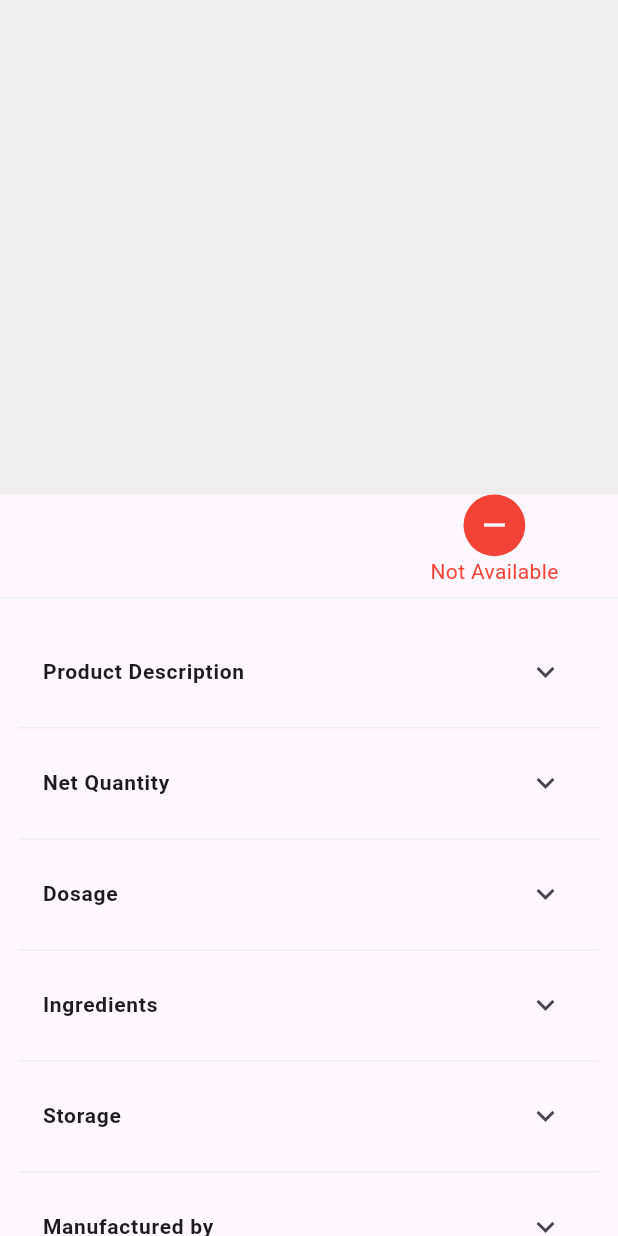
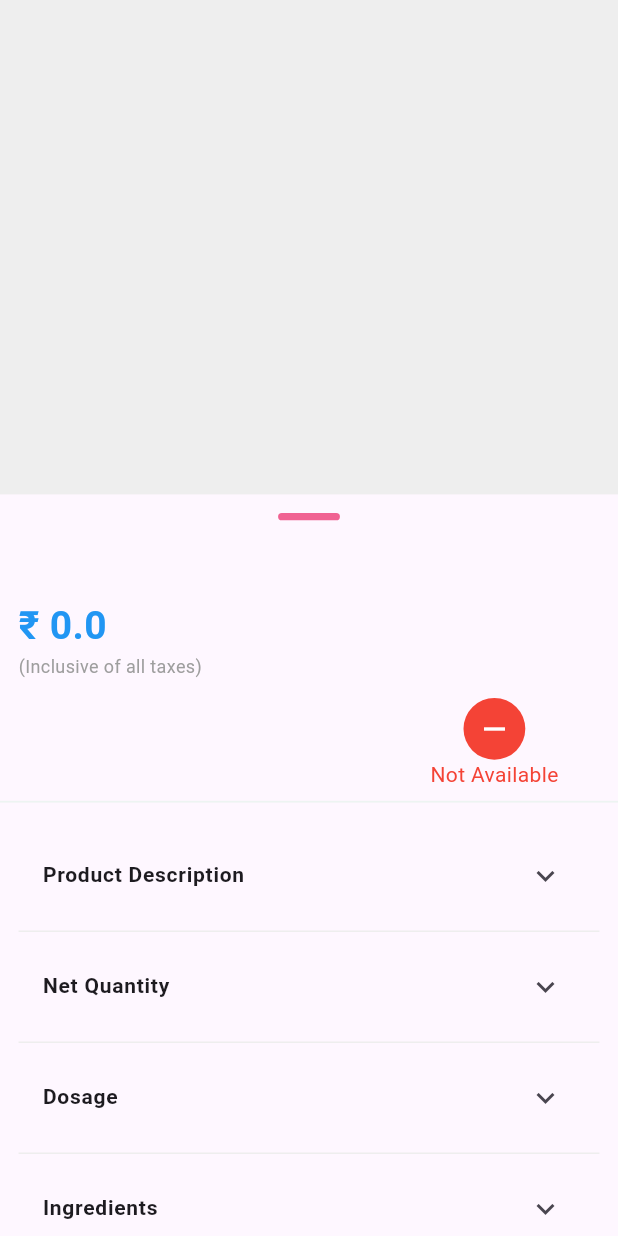
Before and after one commit to saneeswaran/mi_desi_admin, a Flutter app: the ViewProductDetails screen opened directly with empty values, on a phone screen of 412 x 824 dp. Run offline on Flutter 3.47's test engine with Material 3 defaults, Android fonts, the phone set to English and light mode, and no system bars; drawn by our look-alikes of carousel_slider; our stand-ins replace cached_network_image, chewie, cloud_firestore, dots_indicator, firebase_auth, firebase_core and 9 more; missing offline and left inert: video_thumbnail; accounts and stored records are empty.

Commit message:
ui changed

```diff
--- /dev/null
+++ b/lib/screens/admin/add products/componenets/product_details_with_cart.dart
@@ -0,0 +1,64 @@
+import 'package:desi_shopping_seller/constants/constants.dart';
+import 'package:desi_shopping_seller/model/product_model.dart';
+import 'package:flutter/material.dart';
+
+class ProductDetailsWithCart extends StatelessWidget {
+  final ProductModel product;
+  const ProductDetailsWithCart({super.key, required this.product});
+
+  @override
+  Widget build(BuildContext context) {
+    final Size size = MediaQuery.of(context).size;
+    return Container(
+      padding: EdgeInsets.all(size.width * 0.03),
+      child: Column(
+        crossAxisAlignment: CrossAxisAlignment.start,
+        children: [
+          Center(
+            child: Container(
+              height: size.height * 0.006,
+              width: size.width * 0.1,
+              decoration: BoxDecoration(
+                color: Colors.pink.shade300,
+                borderRadius: BorderRadius.circular(12),
+              ),
+            ),
+          ),
+          Text(
+            product.brand.title,
+            style: const TextStyle(
+              color: Colors.pink,
+              fontSize: 16,
+              fontWeight: FontWeight.bold,
+            ),
+          ),
+          Text(
+            product.title,
+            style: const TextStyle(
+              color: Colors.black,
+              fontSize: 20,
+              fontWeight: FontWeight.bold,
+            ),
+          ),
+          Row(
+            mainAxisAlignment: MainAxisAlignment.spaceBetween,
+            children: [
+              Text(
+                '$currency ${product.price}',
+                style: const TextStyle(
+                  color: Colors.blue,
+                  fontSize: 26,
+                  fontWeight: FontWeight.bold,
+                ),
+              ),
+            ],
+          ),
+          const Text(
+            "(Inclusive of all taxes)",
+            style: TextStyle(color: Colors.grey, fontSize: 12),
+          ),
+        ],
+      ),
+    );
+  }
+}
--- a/lib/screens/admin/add products/componenets/update_product.dart
+++ b/lib/screens/admin/add products/componenets/update_product.dart
@@ -375,10 +375,15 @@ class _UpdateProductScreenState extends State<UpdateProductScreen> {
                         keyboardType: TextInputType.number,
                       ),
                       const SizedBox(height: 20),
-                      CustomElevatedButton(
-                        onPressed: updateProduct,
-                        child: Text(
-                          isUpdatingProduct ? 'Updating...' : 'Update',
+                      SizedBox(
+                        height: size.height * 0.07,
+                        width: size.width * 1,
+                        child: CustomElevatedButton(
+                          onPressed: updateProduct,
+                          child: Text(
+                            isUpdatingProduct ? 'Updating...' : 'Update',
+                            style: const TextStyle(color: Colors.white),
+                          ),
                         ),
                       ),
                     ],
--- a/lib/screens/admin/add products/componenets/view_products.dart
+++ b/lib/screens/admin/add products/componenets/view_products.dart
@@ -3,9 +3,12 @@ import 'package:carousel_slider/carousel_slider.dart';
 import 'package:desi_shopping_seller/model/product_model.dart';
 import 'package:desi_shopping_seller/providers/product_provider.dart';
 import 'package:desi_shopping_seller/screens/admin/add%20products/componenets/photo_view/photo_view_page.dart';
+import 'package:desi_shopping_seller/screens/admin/add%20products/componenets/product_details_with_cart.dart';
+import 'package:desi_shopping_seller/screens/admin/add%20products/componenets/update_product.dart';
 import 'package:desi_shopping_seller/screens/admin/products/product_details_dropdown.dart';
 import 'package:desi_shopping_seller/screens/admin/products/video%20player/video_list_screen.dart';
 import 'package:desi_shopping_seller/util/util.dart';
+import 'package:desi_shopping_seller/widgets/custom_elevated_button.dart';
 import 'package:dots_indicator/dots_indicator.dart';
 import 'package:flutter/material.dart';
 import 'package:provider/provider.dart';
@@ -116,6 +119,7 @@ class _ViewProductDetailsState extends State<ViewProductDetails> {
                     ],
                   ),
                 ),
+                ProductDetailsWithCart(product: widget.product),
                 Row(
                   children: [
                     const Spacer(),
@@ -157,6 +161,50 @@ class _ViewProductDetailsState extends State<ViewProductDetails> {
                   thickness: 1.2,
                 ),
                 ProductDetailsDropdown(product: widget.product),
+                Row(
+                  mainAxisAlignment: MainAxisAlignment.spaceEvenly,
+                  children: [
+                    SizedBox(
+                      height: size.height * 0.07,
+                      width: size.width * 0.4,
+                      child: CustomElevatedButton(
+                        child: const Text(
+                          "Delete",
+                          style: TextStyle(color: Colors.white),
+                        ),
+                        onPressed: () async {
+                          final provider = Provider.of<ProductProvider>(
+                            context,
+                            listen: false,
+                          );
+                          final bool isSuccess = await provider.deleteProduct(
+                            context: context,
+                            productId: widget.product.id.toString(),
+                            brandId: widget.product.brand.id.toString(),
+                          );
+                          if (isSuccess && context.mounted) {
+                            Navigator.pop(context);
+                          }
+                        },
+                      ),
+                    ),
+                    SizedBox(
+                      height: size.height * 0.07,
+                      width: size.width * 0.4,
+                      child: CustomElevatedButton(
+                        child: const Text(
+                          "Update",
+                          style: TextStyle(color: Colors.white),
+                        ),
+                        onPressed: () => moveToNextPageWithFadeAnimations(
+                          context: context,
+                          route: UpdateProductScreen(product: widget.product),
+                        ),
+                      ),
+                    ),
+                  ],
+                ),
+                const SizedBox(height: 20),
               ],
             ),
           ),
```
